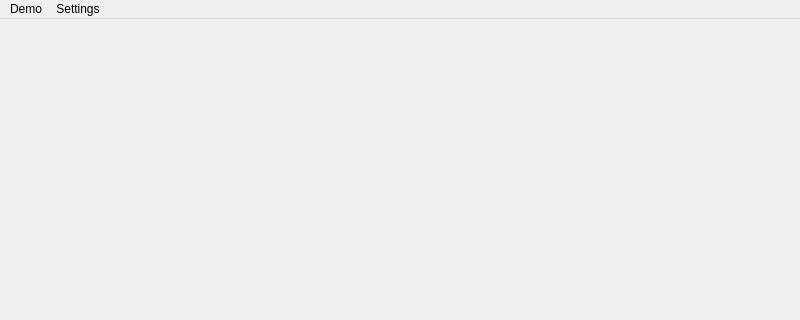
This is src/mainwindow.ui in quark1482/badwrapi as Qt 5 draws it before an edit; both pictures show x 0 to 800 and y 0 to 320 of the 800 by 600 pixel window. The edited form follows.
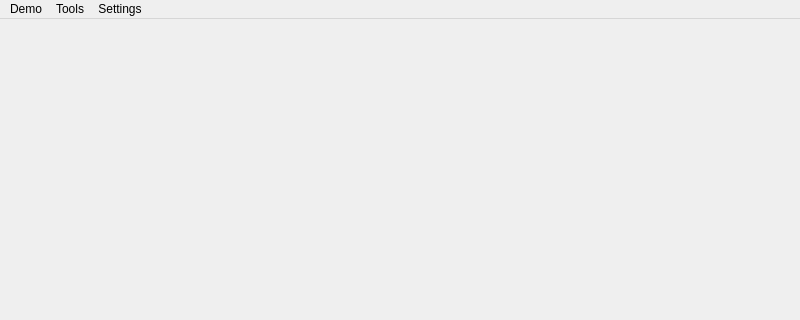
This is the edited form.

What changed in the file:
```diff
--- a/src/mainwindow.ui
+++ b/src/mainwindow.ui
@@ -47,7 +47,15 @@
     <addaction name="separator"/>
     <addaction name="mnuSearchSettings"/>
    </widget>
+   <widget class="QMenu" name="menuTools">
+    <property name="title">
+     <string>Tools</string>
+    </property>
+    <addaction name="actCustomFolder"/>
+    <addaction name="actCustomProfile"/>
+   </widget>
    <addaction name="mnuDemo"/>
+   <addaction name="menuTools"/>
    <addaction name="mnuSettings"/>
   </widget>
   <widget class="QStatusBar" name="stbMain"/>
```
Left out of the diff: 22 changed lines with no effect on the pictures.
